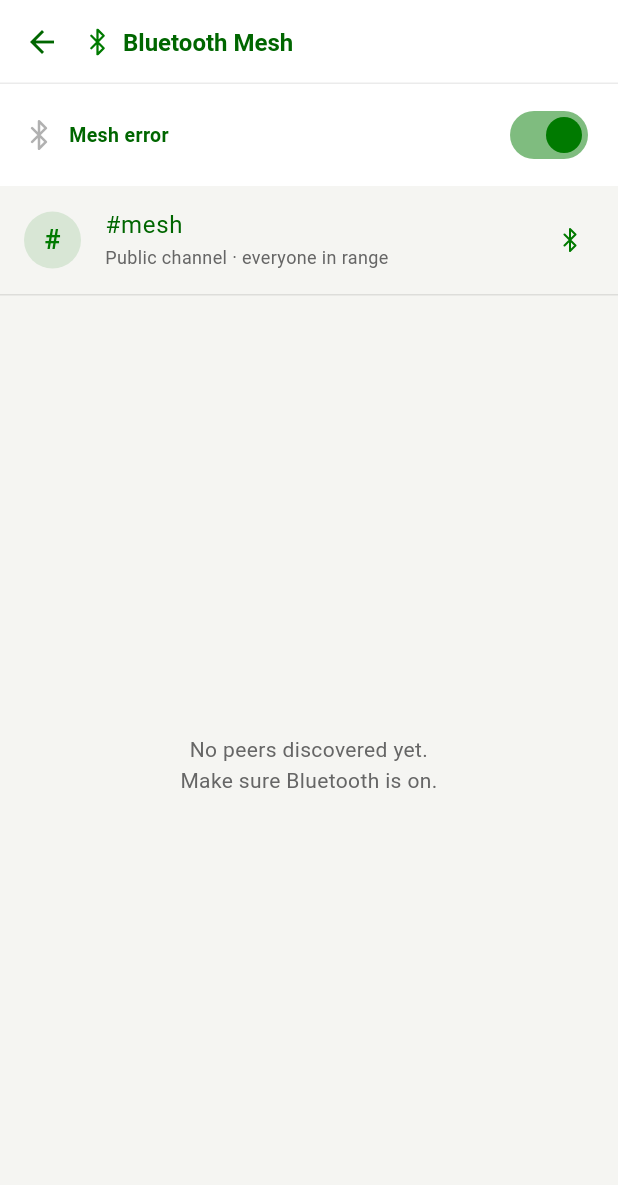
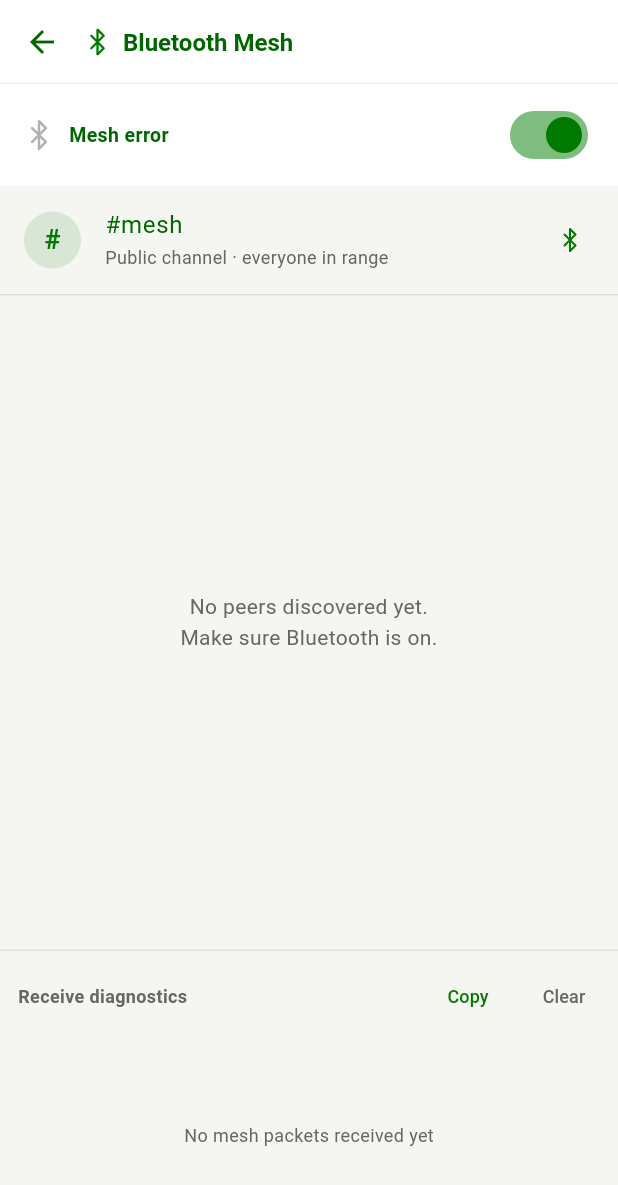
Before and after one commit to Spl0itable/flutter-app, a Flutter app: the MeshScreen screen opened directly, on a phone screen of 412 x 824 dp. Shown: the top 1185 px of the screen. Run offline on Flutter 3.47's test engine with Material 3 defaults, Android fonts, the phone set to English and light mode, and no system bars; our stand-ins replace app_links, audioplayers, cached_network_image, convert, file_picker, flutter_local_notifications and 13 more; missing offline and left inert: bech32, bip340, bluetooth_low_energy, cryptography, flutter_webrtc, pointycastle; accounts and stored records are empty.

Commit message:
Add in-app mesh receive diagnostics to pinpoint the not-shown bug
Every fix so far has passed unit + full-bridge integration tests yet failed on
the user's device, because this container has no BLE radio and no second
device — the tests can't exercise the real cross-device receive path. The
user reports the chat is COMPLETELY empty (not "sent but not received") while
the notification still fires, which means a received message is either dropped
before the store or landing under a key the open view doesn't read. Static
analysis of every layer (keying, ingest guards, copyWith, containers,
isolates, render path) shows it should work — so the only way forward is
observing the real runtime.

This adds a lightweight in-app diagnostics panel on the Mesh screen (no adb
needed for dreamflow builds) that records, per inbound mesh event:
  - raw packet arrival (type, sender, recipient kind, size) — proves BLE
    delivery and whether decode/dedup dropped it;
  - PM/#channel handler runs, the resolved conversation key, the currently
    open view key, and whether the message LANDED or was DROPPED in the store
    the chat actually reads.

Wired via MeshService.debugLog (static sink the bridge sets) and
MeshDiagnostics (a small ValueNotifier ring buffer). Copy/Clear buttons let
the log be shared. Purely a debugging aid — no protocol behavior changes.
Build 177.

Co-Authored-By: Claude Opus 4.8 <noreply@anthropic.com>
Claude-Session: https://claude.ai/code/session_01SY97dCJgDNz3hZusGA5q66

```diff
--- /dev/null
+++ b/lib/features/mesh/mesh_diagnostics.dart
@@ -0,0 +1,31 @@
+import 'package:flutter/foundation.dart';
+
+/// A tiny in-app ring buffer of mesh receive-pipeline events, surfaced on the
+/// Mesh screen so a device with no adb/log access can still show exactly what
+/// happens when a message arrives — did the bridge handler run, what
+/// conversation key was resolved, what view was open, and did the message
+/// actually land in the store the chat reads.
+///
+/// Purely a debugging aid; carries no protocol weight and can be deleted once
+/// the receive path is confirmed working end to end on a real device.
+class MeshDiagnostics {
+  MeshDiagnostics._();
+  static final MeshDiagnostics instance = MeshDiagnostics._();
+
+  static const int _cap = 60;
+  final ValueNotifier<List<String>> entries = ValueNotifier<List<String>>([]);
+
+  void log(String line) {
+    final stamp = DateTime.now();
+    final hh = stamp.hour.toString().padLeft(2, '0');
+    final mm = stamp.minute.toString().padLeft(2, '0');
+    final ss = stamp.second.toString().padLeft(2, '0');
+    final entry = '$hh:$mm:$ss  $line';
+    if (kDebugMode) debugPrint('[mesh-rx] $entry');
+    final next = [entry, ...entries.value];
+    if (next.length > _cap) next.removeRange(_cap, next.length);
+    entries.value = next;
+  }
+
+  void clear() => entries.value = [];
+}
--- a/lib/features/mesh/mesh_screen.dart
+++ b/lib/features/mesh/mesh_screen.dart
@@ -1,4 +1,5 @@
 import 'package:flutter/material.dart';
+import 'package:flutter/services.dart';
 import 'package:flutter_riverpod/flutter_riverpod.dart';
 
 import '../../core/theme/nym_colors.dart';
@@ -11,6 +12,7 @@ import '../../widgets/nym_icons.dart';
 import '../i18n/i18n.dart';
 import 'mesh_bridge.dart' show kMeshNearbyChannel;
 import 'mesh_controller.dart';
+import 'mesh_diagnostics.dart';
 
 /// Bluetooth-mesh status + discovery surface. Conversations themselves live in
 /// the normal Channels / Private Messages lists and open in the canonical
@@ -80,6 +82,88 @@ class MeshScreen extends ConsumerWidget {
           ),
           Divider(height: 1, color: c.border),
           Expanded(child: _PeersList(mesh: mesh, colors: c)),
+          Divider(height: 1, color: c.border),
+          _MeshRxDiagnostics(colors: c),
+        ],
+      ),
+    );
+  }
+}
+
+/// Live receive-pipeline log — shows, per inbound mesh packet/message, whether
+/// the bridge ran, the resolved conversation key, the open view, and whether it
+/// LANDED in the store the chat reads. A debugging aid to pinpoint why a
+/// received message might not appear in a chat on a real device.
+class _MeshRxDiagnostics extends StatelessWidget {
+  const _MeshRxDiagnostics({required this.colors});
+  final NymColors colors;
+
+  @override
+  Widget build(BuildContext context) {
+    final c = colors;
+    return SizedBox(
+      height: 190,
+      child: Column(
+        crossAxisAlignment: CrossAxisAlignment.stretch,
+        children: [
+          Padding(
+            padding: const EdgeInsets.fromLTRB(12, 6, 4, 2),
+            child: Row(
+              children: [
+                Expanded(
+                  child: Text('Receive diagnostics',
+                      style: TextStyle(
+                          color: c.textDim,
+                          fontSize: 12,
+                          fontWeight: FontWeight.w600)),
+                ),
+                TextButton(
+                  onPressed: () {
+                    final text =
+                        MeshDiagnostics.instance.entries.value.join('\n');
+                    Clipboard.setData(ClipboardData(text: text));
+                  },
+                  child: Text(tr('Copy'),
+                      style: TextStyle(color: c.primary, fontSize: 12)),
+                ),
+                TextButton(
+                  onPressed: MeshDiagnostics.instance.clear,
+                  child: Text(tr('Clear'),
+                      style: TextStyle(color: c.textDim, fontSize: 12)),
+                ),
+              ],
+            ),
+          ),
+          Expanded(
+            child: ValueListenableBuilder<List<String>>(
+              valueListenable: MeshDiagnostics.instance.entries,
+              builder: (context, entries, _) {
+                if (entries.isEmpty) {
+                  return Center(
+                    child: Text(tr('No mesh packets received yet'),
+                        style: TextStyle(color: c.textDim, fontSize: 12)),
+                  );
+                }
+                return ListView.builder(
+                  padding: const EdgeInsets.symmetric(horizontal: 12),
+                  itemCount: entries.length,
+                  itemBuilder: (context, i) => Text(
+                    entries[i],
+                    style: TextStyle(
+                      color: entries[i].contains('DROPPED')
+                          ? const Color(0xFFE0736B)
+                          : (entries[i].contains('LANDED')
+                              ? const Color(0xFF6BCB77)
+                              : c.textDim),
+                      fontSize: 11,
+                      fontFamily: 'monospace',
+                      height: 1.35,
+                    ),
+                  ),
+                );
+              },
+            ),
+          ),
         ],
       ),
     );
--- a/pubspec.yaml
+++ b/pubspec.yaml
@@ -1,7 +1,7 @@
 name: nym_bar
 description: "Experience the future of decentralized communication with Nymchat, a sleek and secure shell app that wraps around our powerful PWA, delivering instant notifications and seamless external browsing for an uncompromised user experience."
 publish_to: "none"
-version: 1.0.1+176
+version: 1.0.1+177
 
 environment:
   sdk: ^3.6.0
```
Also changed, not shown: lib/features/mesh/mesh_bridge.dart (+18 -0 lines), lib/services/mesh/mesh_service.dart (+17 -2 lines), 2 other files.
